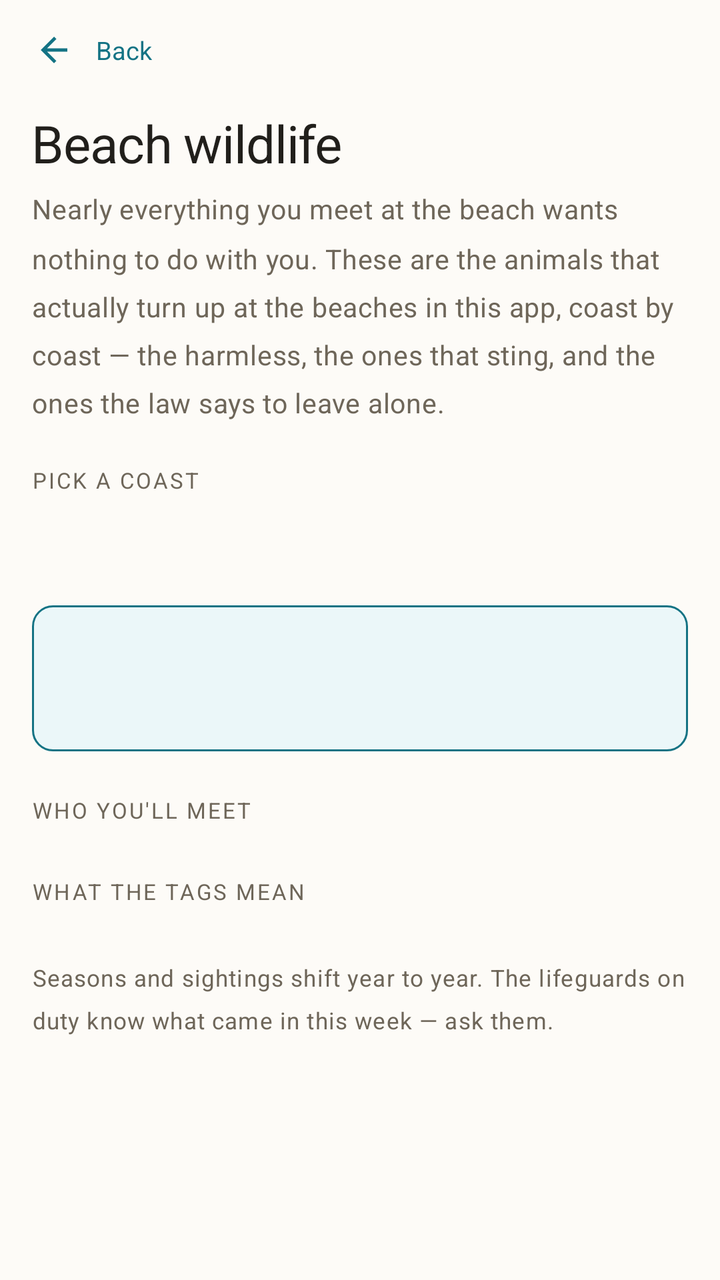
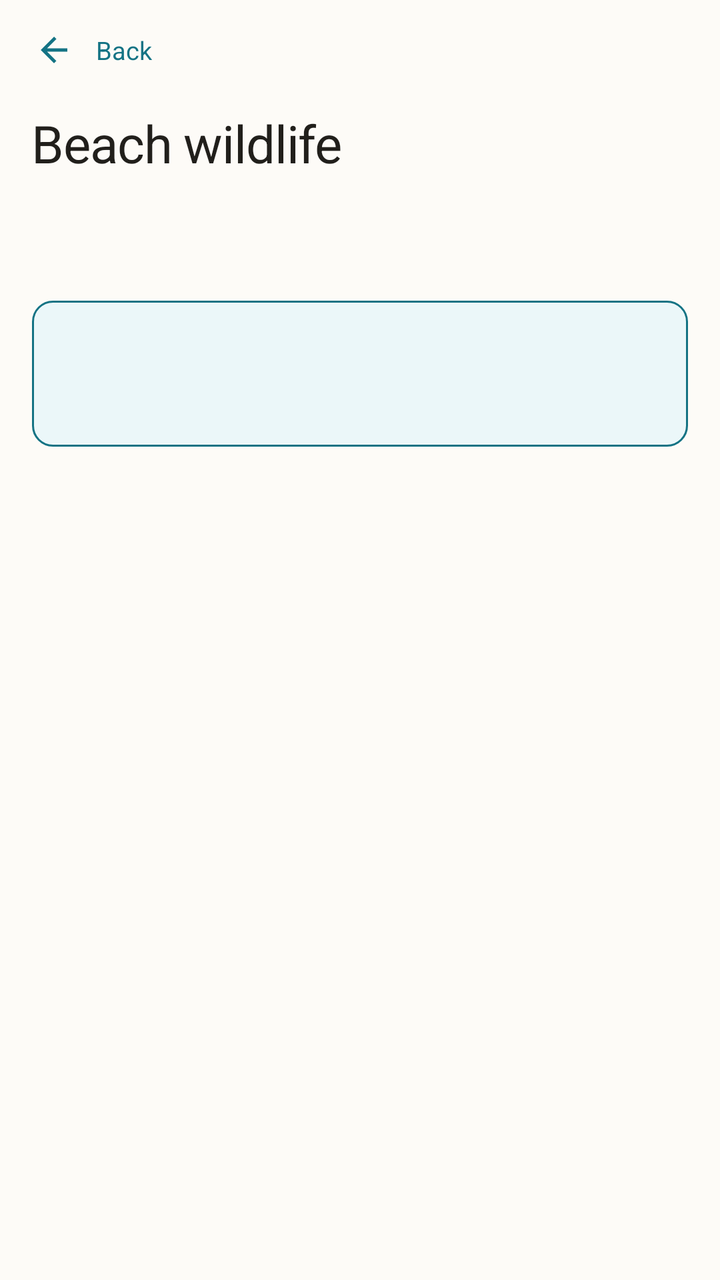

Before-and-after screenshots of an Android layout around one commit, followed by the original layout XML and the change that was made.
<!-- AndroidManifest.xml: activity theme Theme.MyApplication -->
<!-- res/layout/activity_wildlife_guide.xml -->
<?xml version="1.0" encoding="utf-8"?>
<LinearLayout xmlns:android="http://schemas.android.com/apk/res/android"
    xmlns:app="http://schemas.android.com/apk/res-auto"
    android:layout_width="match_parent"
    android:layout_height="match_parent"
    android:background="@color/background"
    android:orientation="vertical">

    <LinearLayout
        android:id="@+id/wildlifeHeader"
        android:layout_width="match_parent"
        android:layout_height="wrap_content"
        android:background="@color/background"
        android:gravity="center_vertical"
        android:orientation="horizontal"
        android:paddingHorizontal="8dp"
        android:paddingTop="6dp"
        android:paddingBottom="6dp">

        
        <LinearLayout
            android:id="@+id/wildlifeBackButton"
            android:layout_width="wrap_content"
            android:layout_height="wrap_content"
            android:background="?attr/selectableItemBackground"
            android:clickable="true"
            android:focusable="true"
            android:gravity="center_vertical"
            android:orientation="horizontal"
            android:paddingStart="0dp"
            android:paddingEnd="10dp">

            <ImageView
                android:layout_width="38dp"
                android:layout_height="38dp"
                android:contentDescription="@null"
                android:padding="9dp"
                android:src="@drawable/ic_back"
                app:tint="@color/primary" />

            <TextView
                android:layout_width="wrap_content"
                android:layout_height="wrap_content"
                android:layout_marginStart="2dp"
                android:text="@string/back"
                android:textColor="@color/primary"
                android:textSize="12.5sp" />
        </LinearLayout>
    </LinearLayout>

    <androidx.core.widget.NestedScrollView
        android:id="@+id/wildlifeScrollView"
        android:layout_width="match_parent"
        android:layout_height="0dp"
        android:layout_weight="1"
        android:fillViewport="true"
        android:scrollbars="none">

        <LinearLayout
            android:layout_width="match_parent"
            android:layout_height="wrap_content"
            android:orientation="vertical"
            android:paddingTop="4dp"
            android:paddingBottom="24dp">

            <TextView
                android:layout_width="match_parent"
                android:layout_height="wrap_content"
                android:paddingHorizontal="16dp"
                android:text="@string/wildlife_title"
                android:textAppearance="@style/TextAppearance.App.Headline" />

            <TextView
                android:layout_width="match_parent"
                android:layout_height="wrap_content"
                android:layout_marginTop="6dp"
                android:lineSpacingMultiplier="1.5"
                android:paddingHorizontal="16dp"
                android:text="@string/wildlife_intro"
                android:textAppearance="@style/TextAppearance.App.Body"
                android:textColor="@color/text_secondary" />

            <TextView
                android:layout_width="wrap_content"
                android:layout_height="wrap_content"
                android:layout_marginTop="22dp"
                android:layout_marginBottom="10dp"
                android:paddingHorizontal="16dp"
                android:text="@string/wildlife_coast_heading"
                android:textAppearance="@style/TextAppearance.App.Caption" />

            
            <HorizontalScrollView
                android:layout_width="match_parent"
                android:layout_height="wrap_content"
                android:clipToPadding="false"
                android:paddingHorizontal="16dp"
                android:scrollbars="none">

                <LinearLayout
                    android:id="@+id/wildlifeCoastRow"
                    android:layout_width="wrap_content"
                    android:layout_height="wrap_content"
                    android:orientation="horizontal" />
            </HorizontalScrollView>

            <TextView
                android:id="@+id/wildlifeBeaches"
                android:layout_width="match_parent"
                android:layout_height="wrap_content"
                android:layout_marginTop="14dp"
                android:lineSpacingMultiplier="1.45"
                android:paddingHorizontal="16dp"
                android:textAppearance="@style/TextAppearance.App.Subtitle" />

            
            <LinearLayout
                android:id="@+id/wildlifeNote"
                android:layout_width="match_parent"
                android:layout_height="wrap_content"
                android:layout_marginHorizontal="16dp"
                android:layout_marginTop="14dp"
                android:background="@drawable/bg_accent_note"
                android:orientation="vertical"
                android:padding="14dp">

                <TextView
                    android:id="@+id/wildlifeNoteTitle"
                    android:layout_width="match_parent"
                    android:layout_height="wrap_content"
                    android:fontFamily="sans-serif-medium"
                    android:textColor="@color/primary"
                    android:textSize="15sp" />

                <TextView
                    android:id="@+id/wildlifeNoteBody"
                    android:layout_width="match_parent"
                    android:layout_height="wrap_content"
                    android:layout_marginTop="6dp"
                    android:lineSpacingMultiplier="1.5"
                    android:textAppearance="@style/TextAppearance.App.Body" />
            </LinearLayout>

            <TextView
                android:layout_width="wrap_content"
                android:layout_height="wrap_content"
                android:layout_marginTop="22dp"
                android:layout_marginBottom="10dp"
                android:paddingHorizontal="16dp"
                android:text="@string/wildlife_species_heading"
                android:textAppearance="@style/TextAppearance.App.Caption" />

            <LinearLayout
                android:id="@+id/wildlifeSpeciesList"
                android:layout_width="match_parent"
                android:layout_height="wrap_content"
                android:orientation="vertical"
                android:paddingHorizontal="16dp" />

            <TextView
                android:layout_width="wrap_content"
                android:layout_height="wrap_content"
                android:layout_marginTop="16dp"
                android:layout_marginBottom="10dp"
                android:paddingHorizontal="16dp"
                android:text="@string/wildlife_key_heading"
                android:textAppearance="@style/TextAppearance.App.Caption" />

            <LinearLayout
                android:id="@+id/wildlifeRiskKey"
                android:layout_width="match_parent"
                android:layout_height="wrap_content"
                android:orientation="vertical"
                android:paddingHorizontal="16dp" />

            <TextView
                android:layout_width="match_parent"
                android:layout_height="wrap_content"
                android:layout_marginTop="18dp"
                android:lineSpacingMultiplier="1.5"
                android:paddingHorizontal="16dp"
                android:text="@string/wildlife_footnote"
                android:textAppearance="@style/TextAppearance.App.Subtitle"
                android:textSize="11.5sp" />

        </LinearLayout>
    </androidx.core.widget.NestedScrollView>

</LinearLayout>
<!-- resources referenced by this layout -->
<resources>
  <color name="background">#FDFBF7</color>
  <color name="primary">#147384</color>
  <color name="text_secondary">#6E6659</color>
  <!-- drawable bg_accent_note (drawable) -->
  <?xml version="1.0" encoding="utf-8"?>
  <shape xmlns:android="http://schemas.android.com/apk/res/android"
      android:shape="rectangle">
      <solid android:color="@color/accent_tint" />
      <stroke android:width="1dp" android:color="@color/primary" />
      <corners android:radius="10dp" />
  </shape>
  <string name="back">Back</string>
  <string name="wildlife_coast_heading">Pick a coast</string>
  <string name="wildlife_footnote">Seasons and sightings shift year to year. The lifeguards on duty know what came in this week — ask them.</string>
  <string name="wildlife_intro">Nearly everything you meet at the beach wants nothing to do with you. These are the animals that actually turn up at the beaches in this app, coast by coast — the harmless, the ones that sting, and the ones the law says to leave alone.</string>
  <string name="wildlife_key_heading">What the tags mean</string>
  <string name="wildlife_species_heading">Who you\'ll meet</string>
  <string name="wildlife_title">Beach wildlife</string>
  <style name="TextAppearance.App.Body" parent="TextAppearance.Material3.BodyMedium">
          <item name="android:textSize">13.5sp</item>
          <item name="android:textColor">@color/text_primary</item>
          <item name="android:lineSpacingMultiplier">1.5</item>
      </style>
  <style name="TextAppearance.App.Caption" parent="TextAppearance.Material3.LabelSmall">
          <item name="android:fontFamily">sans-serif</item>
          <item name="android:textSize">11sp</item>
          <item name="android:letterSpacing">0.09</item>
          <item name="android:textAllCaps">true</item>
          <item name="android:textColor">@color/text_secondary</item>
      </style>
  <style name="TextAppearance.App.Headline" parent="TextAppearance.Material3.HeadlineSmall">
          <item name="android:textSize">26sp</item>
          <item name="android:fontFamily">sans-serif-medium</item>
          <item name="android:letterSpacing">-0.015</item>
          <item name="android:textColor">@color/text_primary</item>
      </style>
  <style name="TextAppearance.App.Subtitle" parent="TextAppearance.Material3.BodySmall">
          <item name="android:fontFamily">sans-serif</item>
          <item name="android:textSize">12.5sp</item>
          <item name="android:textColor">@color/text_secondary</item>
      </style>
  <color name="accent_tint">#EBF7F9</color>
  <color name="text_primary">#211F1B</color>
  <color name="on_primary">#EBF7F9</color>
  <color name="advisor_bg">#EBF7F9</color>
  <color name="primary_variant">#0A4757</color>
  <color name="secondary">#BF730B</color>
  <color name="on_secondary">#FFF8E6</color>
  <color name="surface_alt">#EDE6DA</color>
  <color name="tertiary_gold">#BF730B</color>
  <color name="surface">#F6F1E8</color>
  <color name="divider">#DCD3C4</color>
  <color name="error">#E03C21</color>
  <style name="ShapeAppearance.App.Corner.ExtraSmall" parent="ShapeAppearance.Material3.Corner.ExtraSmall">
          <item name="cornerSize">4dp</item>
      </style>
  <style name="ShapeAppearance.App.Corner.Small" parent="ShapeAppearance.Material3.Corner.Small">
          <item name="cornerSize">8dp</item>
      </style>
  <style name="ShapeAppearance.App.Corner.Medium" parent="ShapeAppearance.Material3.Corner.Medium">
          <item name="cornerSize">8dp</item>
      </style>
  <style name="ShapeAppearance.App.Corner.Large" parent="ShapeAppearance.Material3.Corner.Large">
          <item name="cornerSize">12dp</item>
      </style>
  <style name="ShapeAppearance.App.Corner.ExtraLarge" parent="ShapeAppearance.Material3.Corner.ExtraLarge">
          <item name="cornerSize">14dp</item>
      </style>
  <!-- unchanged entries left out for length: 2 -->
</resources>

<!-- the commit's change to res/layout/activity_wildlife_guide.xml (unified diff, before → after) -->
@@ -70,29 +70,11 @@
                 android:text="@string/wildlife_title"
                 android:textAppearance="@style/TextAppearance.App.Headline" />
 
-            <TextView
-                android:layout_width="match_parent"
-                android:layout_height="wrap_content"
-                android:layout_marginTop="6dp"
-                android:lineSpacingMultiplier="1.5"
-                android:paddingHorizontal="16dp"
-                android:text="@string/wildlife_intro"
-                android:textAppearance="@style/TextAppearance.App.Body"
-                android:textColor="@color/text_secondary" />
-
-            <TextView
-                android:layout_width="wrap_content"
-                android:layout_height="wrap_content"
-                android:layout_marginTop="22dp"
-                android:layout_marginBottom="10dp"
-                android:paddingHorizontal="16dp"
-                android:text="@string/wildlife_coast_heading"
-                android:textAppearance="@style/TextAppearance.App.Caption" />
-
             
             <HorizontalScrollView
                 android:layout_width="match_parent"
                 android:layout_height="wrap_content"
+                android:layout_marginTop="16dp"
                 android:clipToPadding="false"
                 android:paddingHorizontal="16dp"
                 android:scrollbars="none">
@@ -104,6 +86,7 @@
                     android:orientation="horizontal" />
             </HorizontalScrollView>
 
+            
             <TextView
                 android:id="@+id/wildlifeBeaches"
                 android:layout_width="match_parent"
@@ -141,47 +124,13 @@
                     android:textAppearance="@style/TextAppearance.App.Body" />
             </LinearLayout>
 
-            <TextView
-                android:layout_width="wrap_content"
-                android:layout_height="wrap_content"
-                android:layout_marginTop="22dp"
-                android:layout_marginBottom="10dp"
-                android:paddingHorizontal="16dp"
-                android:text="@string/wildlife_species_heading"
-                android:textAppearance="@style/TextAppearance.App.Caption" />
-
             <LinearLayout
                 android:id="@+id/wildlifeSpeciesList"
                 android:layout_width="match_parent"
                 android:layout_height="wrap_content"
+                android:layout_marginTop="16dp"
                 android:orientation="vertical"
                 android:paddingHorizontal="16dp" />
-
-            <TextView
-                android:layout_width="wrap_content"
-                android:layout_height="wrap_content"
-                android:layout_marginTop="16dp"
-                android:layout_marginBottom="10dp"
-                android:paddingHorizontal="16dp"
-                android:text="@string/wildlife_key_heading"
-                android:textAppearance="@style/TextAppearance.App.Caption" />
-
-            <LinearLayout
-                android:id="@+id/wildlifeRiskKey"
-                android:layout_width="match_parent"
-                android:layout_height="wrap_content"
-                android:orientation="vertical"
-                android:paddingHorizontal="16dp" />
-
-            <TextView
-                android:layout_width="match_parent"
-                android:layout_height="wrap_content"
-                android:layout_marginTop="18dp"
-                android:lineSpacingMultiplier="1.5"
-                android:paddingHorizontal="16dp"
-                android:text="@string/wildlife_footnote"
-                android:textAppearance="@style/TextAppearance.App.Subtitle"
-                android:textSize="11.5sp" />
 
         </LinearLayout>
     </androidx.core.widget.NestedScrollView>
<!-- resource entries referenced after the edit -->
@@ -12,23 +12,11 @@
       <corners android:radius="10dp" />
   </shape>
   <string name="back">Back</string>
-  <string name="wildlife_coast_heading">Pick a coast</string>
-  <string name="wildlife_footnote">Seasons and sightings shift year to year. The lifeguards on duty know what came in this week — ask them.</string>
-  <string name="wildlife_intro">Nearly everything you meet at the beach wants nothing to do with you. These are the animals that actually turn up at the beaches in this app, coast by coast — the harmless, the ones that sting, and the ones the law says to leave alone.</string>
-  <string name="wildlife_key_heading">What the tags mean</string>
-  <string name="wildlife_species_heading">Who you\'ll meet</string>
   <string name="wildlife_title">Beach wildlife</string>
   <style name="TextAppearance.App.Body" parent="TextAppearance.Material3.BodyMedium">
           <item name="android:textSize">13.5sp</item>
           <item name="android:textColor">@color/text_primary</item>
           <item name="android:lineSpacingMultiplier">1.5</item>
-      </style>
-  <style name="TextAppearance.App.Caption" parent="TextAppearance.Material3.LabelSmall">
-          <item name="android:fontFamily">sans-serif</item>
-          <item name="android:textSize">11sp</item>
-          <item name="android:letterSpacing">0.09</item>
-          <item name="android:textAllCaps">true</item>
-          <item name="android:textColor">@color/text_secondary</item>
       </style>
   <style name="TextAppearance.App.Headline" parent="TextAppearance.Material3.HeadlineSmall">
           <item name="android:textSize">26sp</item>
